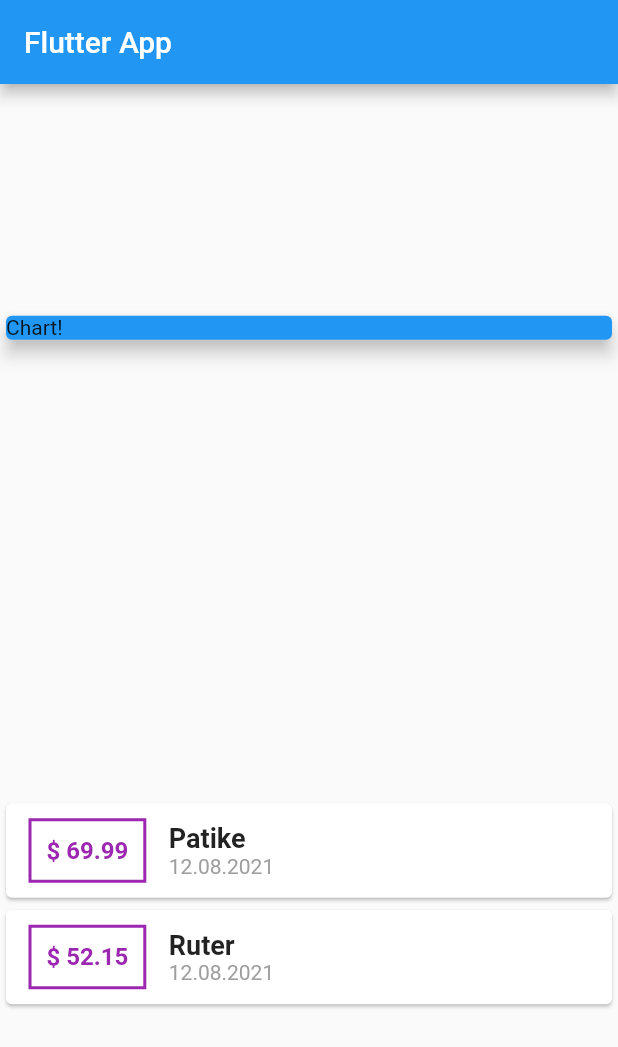
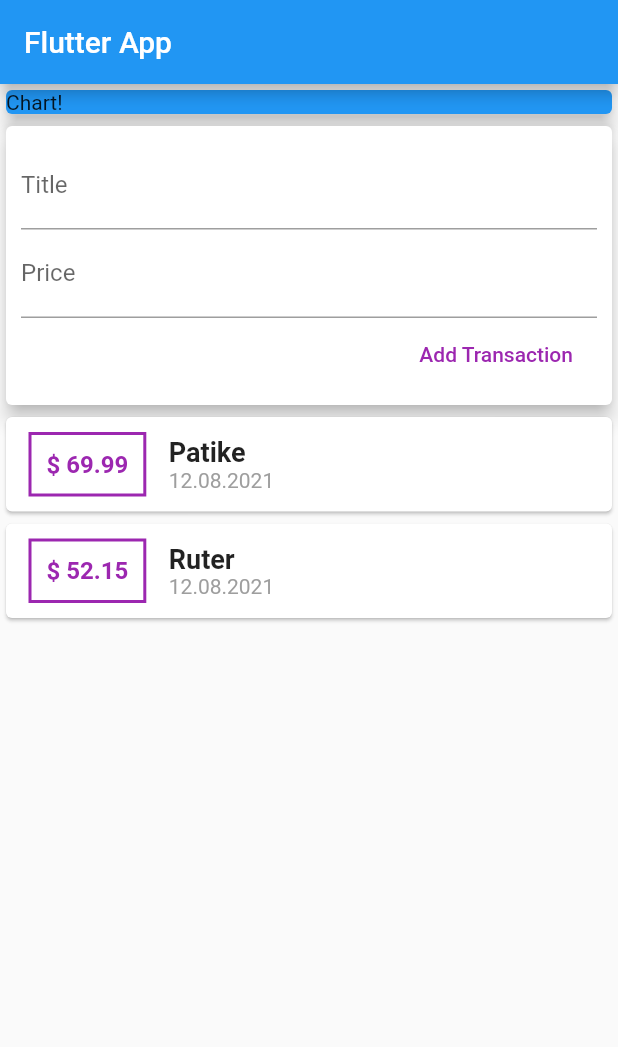
Before and after one commit to NikolaMag99/Personal-Expenses, a Flutter app: the screen it shows after launch, on a phone screen of 412 x 824 dp. Shown: the top 1047 px of the screen. Run offline on Flutter 3.47's test engine with Material 2 defaults, Android fonts, the phone set to English and light mode, and no system bars.

Commit message:
Dodat izgled za dodavanje nove transakcije

```diff
--- a/lib/main.dart
+++ b/lib/main.dart
@@ -30,7 +30,7 @@ class MyHomePage extends StatelessWidget {
           title: Text('Flutter App'),
         ),
         body: Column(
-          mainAxisAlignment: MainAxisAlignment.spaceAround,
+          // mainAxisAlignment: MainAxisAlignment.start,
           crossAxisAlignment: CrossAxisAlignment.stretch,
           children: <Widget>[
             Container(
@@ -39,6 +39,30 @@ class MyHomePage extends StatelessWidget {
                 color: Colors.blue,
                 child: Text('Chart!'),
                 elevation: 5,
+              ),
+            ),
+            Card(
+              elevation: 5,
+              child: Container(
+                padding: EdgeInsets.all(10),
+                child: Column(
+                  crossAxisAlignment: CrossAxisAlignment.end,
+                  children: <Widget>[
+                    TextField(
+                      decoration: InputDecoration(labelText: 'Title'),
+                    ),
+                    TextField(
+                      decoration: InputDecoration(labelText: 'Price'),
+                    ),
+                    FlatButton(
+                      onPressed: () {},
+                      child: Text(
+                        'Add Transaction',
+                      ),
+                      textColor: Colors.purple,
+                    )
+                  ],
+                ),
               ),
             ),
             Column(
```
